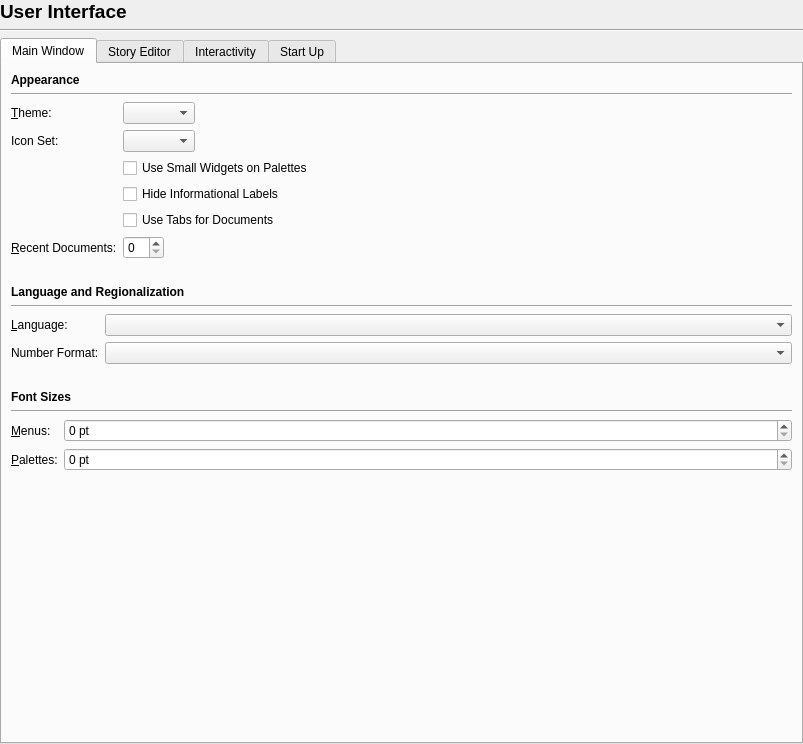
Qt form scribus/ui/prefs_userinterfacebase.ui (scribusproject/scribus) before a commit.
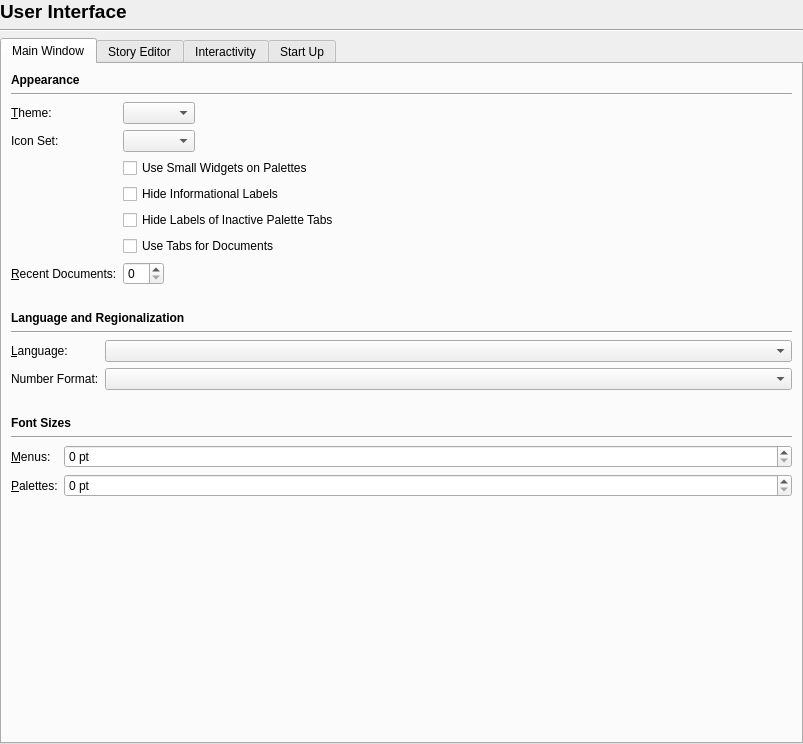
The same form after that commit.

Commit message: #17180: Last part of Properties Palette redesign, for now. Martin Reininger

The edit to the form file:
```diff
--- a/scribus/ui/prefs_userinterfacebase.ui
+++ b/scribus/ui/prefs_userinterfacebase.ui
@@ -107,14 +107,14 @@
            </property>
           </widget>
          </item>
-         <item row="4" column="1">
+         <item row="5" column="1">
           <widget class="QCheckBox" name="useTabsForDocumentsCheckBox">
            <property name="text">
             <string>Use Tabs for Documents</string>
            </property>
           </widget>
          </item>
-         <item row="5" column="0">
+         <item row="6" column="0">
           <widget class="QLabel" name="recentDocumentsLabel">
            <property name="text">
             <string>&amp;Recent Documents:</string>
@@ -124,7 +124,7 @@
            </property>
           </widget>
          </item>
-         <item row="5" column="1">
+         <item row="6" column="1">
           <widget class="QSpinBox" name="recentDocumentsSpinBox"/>
          </item>
          <item row="3" column="1">
@@ -134,6 +134,13 @@
            </property>
           </widget>
          </item>
+         <item row="4" column="1">
+          <widget class="QCheckBox" name="hideLabelsOfInactiveTabs">
+           <property name="text">
+            <string>Hide Labels of Inactive Palette Tabs</string>
+           </property>
+          </widget>
+         </item>
         </layout>
        </item>
        <item>
```
The commit also changes 135 other files.
